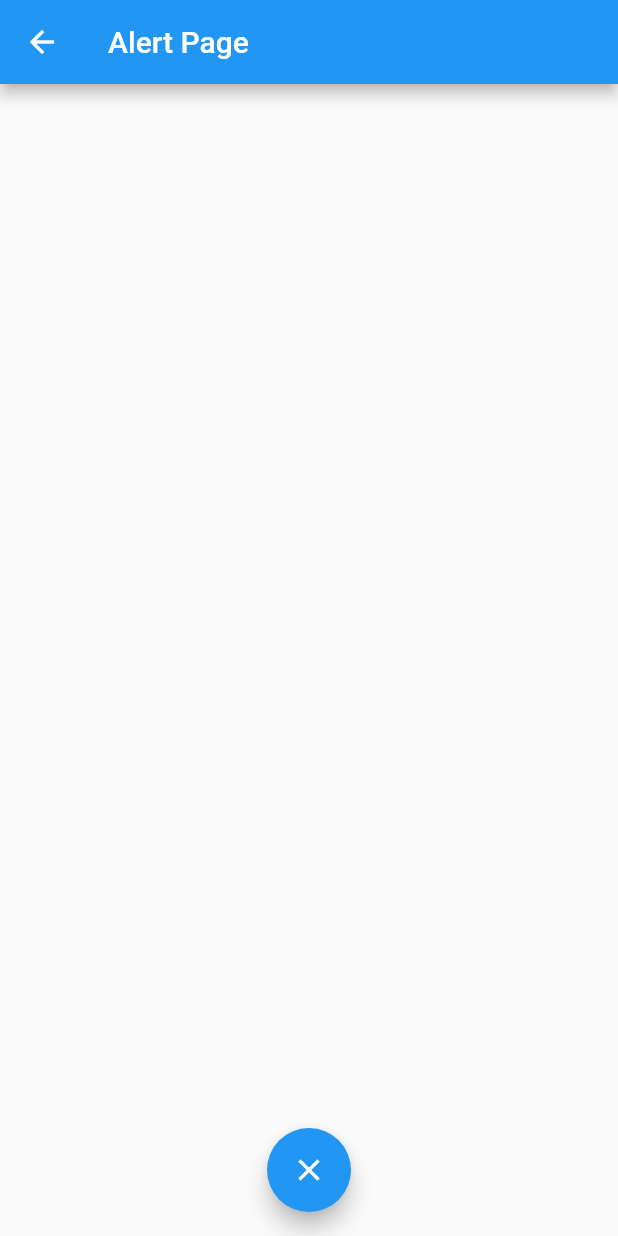
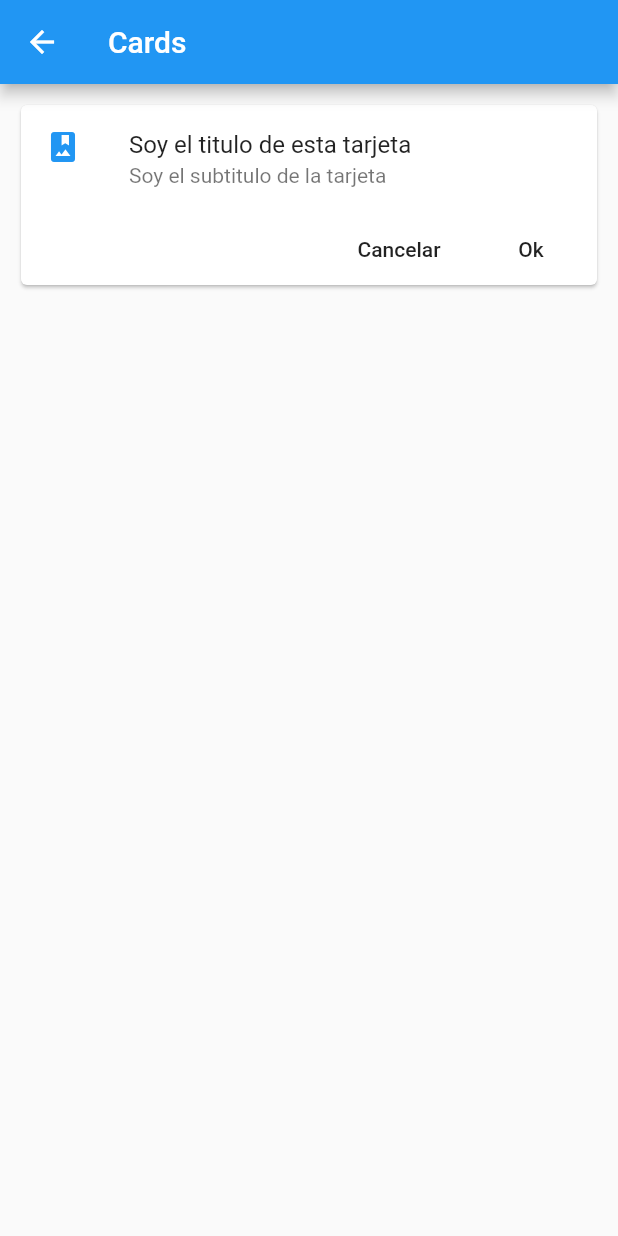
Before and after one commit to codemvs/Flutter, a Flutter app: the screen it shows after launch, after a tap on "Cards - Tarjetas", on a phone screen of 412 x 824 dp. Run offline on Flutter 3.47's test engine with Material 2 defaults, Android fonts, the phone set to English and light mode, and no system bars.

Commit message:
Creación de tarjetas basicas

```diff
--- /dev/null
+++ b/componentes/lib/src/pages/card_page.dart
@@ -0,0 +1,45 @@
+import 'package:flutter/material.dart';
+class CardPage extends StatelessWidget{
+  @override
+  Widget build(BuildContext context) {
+    return Scaffold(
+      appBar: AppBar(
+        title: Text('Cards'),
+      ),
+      body: ListView(
+        children: <Widget>[
+          _cardTipo1()
+        ],
+        padding: EdgeInsets.all(10.0),
+      ),
+    );
+  }
+
+  _cardTipo1() {
+    return Card(
+      child: Column(
+        children: <Widget>[
+          ListTile(
+            leading: Icon(Icons.photo_album, color: Colors.blue),
+            title: Text('Soy el titulo de esta tarjeta'),
+            subtitle: Text('Soy el subtitulo de la tarjeta'),
+          ),
+          Row(
+            children: <Widget>[
+              FlatButton(
+                child: Text('Cancelar'),
+                onPressed: (){},
+              ),
+              FlatButton(
+                child: Text('Ok'),
+                onPressed: (){},
+              )
+            ],
+            mainAxisAlignment: MainAxisAlignment.end,
+          )
+        ],
+      ),
+    );
+  }
+
+}
--- a/componentes/lib/src/routes/routes.dart
+++ b/componentes/lib/src/routes/routes.dart
@@ -2,11 +2,13 @@ import 'package:flutter/material.dart';
 import 'package:componentes/src/pages/alert_page.dart';
 import 'package:componentes/src/pages/avatar_page.dart';
 import 'package:componentes/src/pages/home_page.dart';
+import 'package:componentes/src/pages/card_page.dart';
 
 Map<String, WidgetBuilder> getApplicationRoutes(){
     return <String, WidgetBuilder>{
           '/'       : (BuildContext context) => HomePage(),
           'alert'   : (BuildContext context) => AlertPage(),
           'avatar'  : (BuildContext context) => AvatarPage(),
+          'card'    : (BuildContext context) => CardPage(),
         };
 }
```
